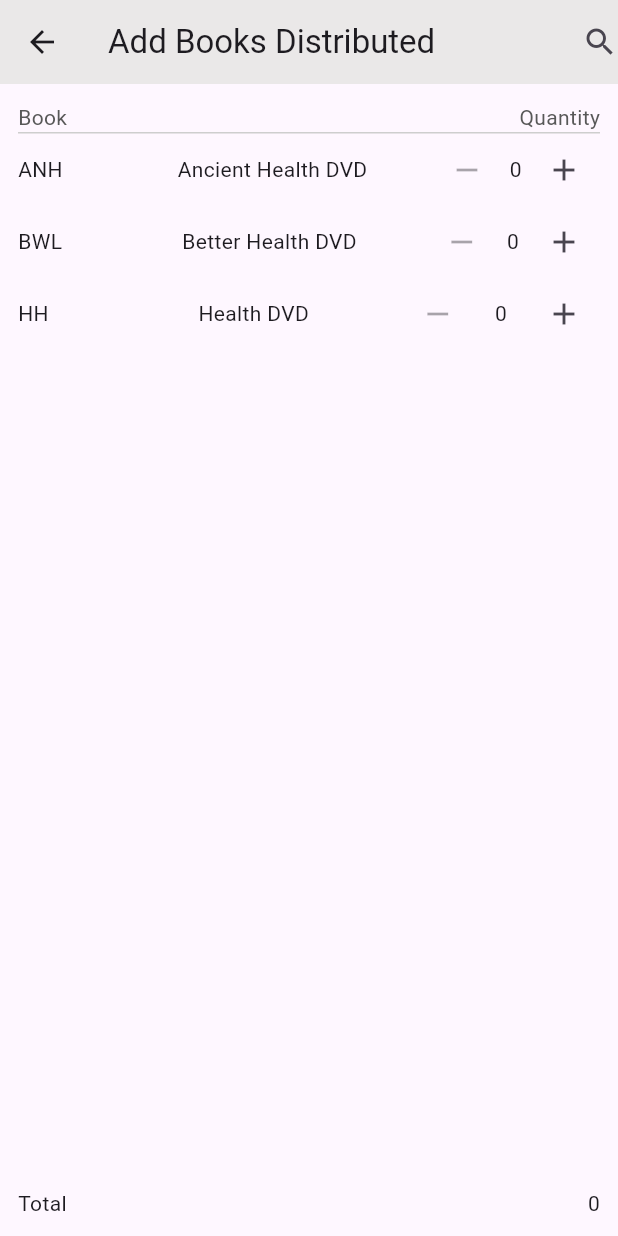
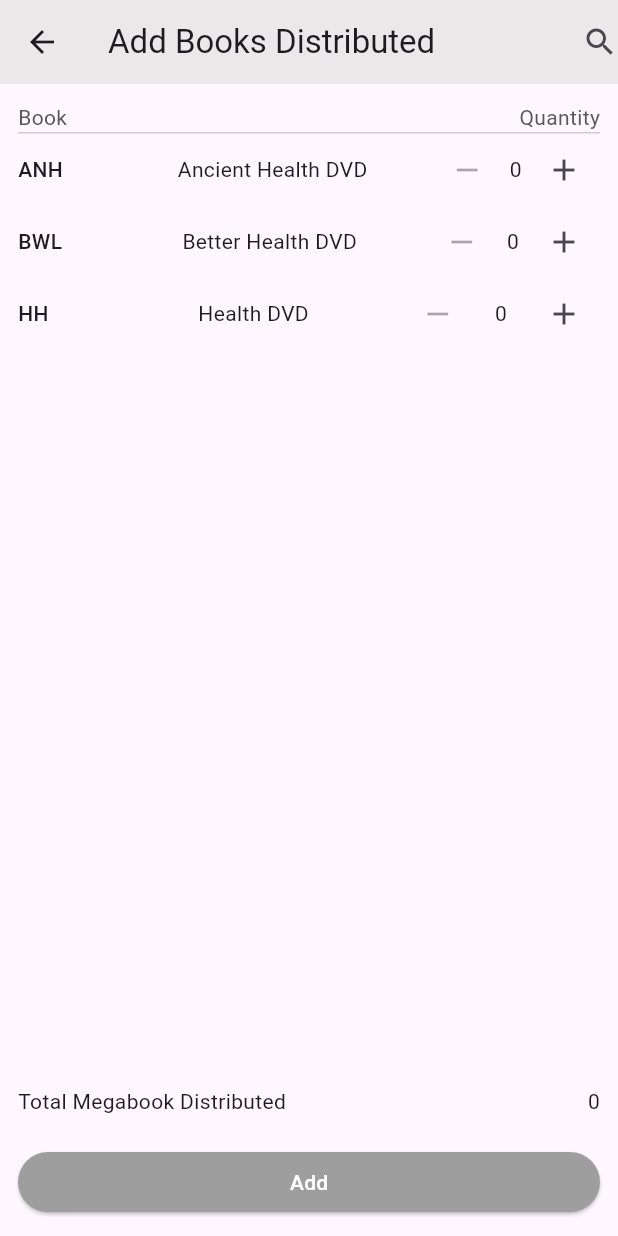
Before and after one commit to rampsad27/cflutter, a Flutter app: the screen it shows after launch, on a phone screen of 412 x 824 dp. Run offline on Flutter 3.47's test engine with Material 3 defaults, Android fonts, the phone set to English and light mode, and no system bars; our stand-ins replace bloc, equatable, flutter_bloc.

Commit message:
total added w pinkk

```diff
--- a/lib/ui/modules/add_books_distributed/add_book_distributed_page.dart
+++ b/lib/ui/modules/add_books_distributed/add_book_distributed_page.dart
@@ -68,7 +68,11 @@ class _AddDistributedBooksPageState extends State<AddDistributedBooksPage> {
                           return Row(
                             mainAxisAlignment: MainAxisAlignment.spaceBetween,
                             children: [
-                              Text(state.bookModelList[index].code),
+                              Text(
+                                state.bookModelList[index].code,
+                                style: const TextStyle(
+                                    fontWeight: FontWeight.w500),
+                              ),
                               const SizedBox(width: 68.0),
                               Text(state.bookModelList[index].title),
                               const SizedBox(width: 34.0),
@@ -106,13 +110,30 @@ class _AddDistributedBooksPageState extends State<AddDistributedBooksPage> {
                         },
                       ),
                     ),
-                    Row(
+                    Column(
                       children: [
-                        const Text("Total"),
-                        const Spacer(),
-                        Text(state.total.toString()),
+                        Row(
+                          children: [
+                            const Text("Total Megabook Distributed"),
+                            const Spacer(),
+                            Text(state.total.toString()),
+                          ],
+                        ),
+                        const SizedBox(height: 20),
+                        SizedBox(
+                          width: double.infinity,
+                          child: ElevatedButton(
+                            onPressed: () {},
+                            style: TextButton.styleFrom(
+                              foregroundColor: Colors.white,
+                              backgroundColor:
+                                  state.total >= 1 ? Colors.pink : Colors.grey,
+                            ),
+                            child: const Text('Add'),
+                          ),
+                        ),
                       ],
-                    )
+                    ),
                   ],
                 ),
               );
```
